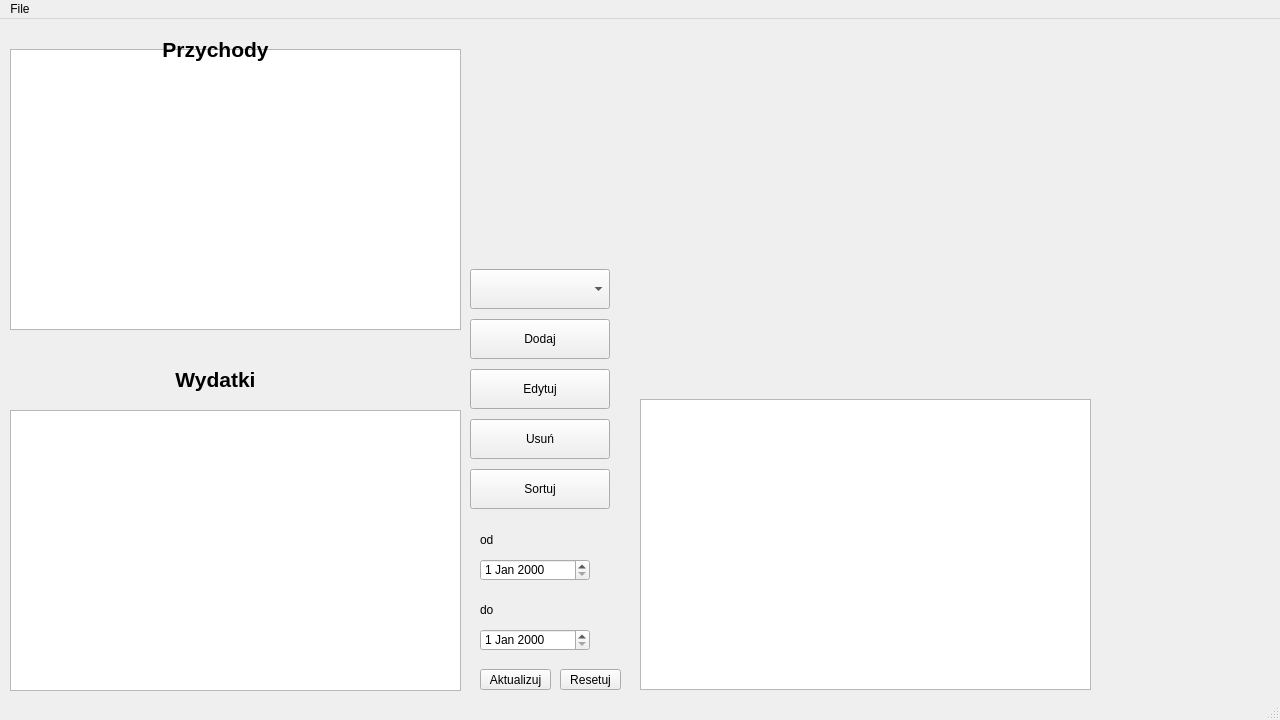
Before: the Qt Designer form src/gui/mygui.ui in kkamczak/Budget_Management, drawn with Qt 5.
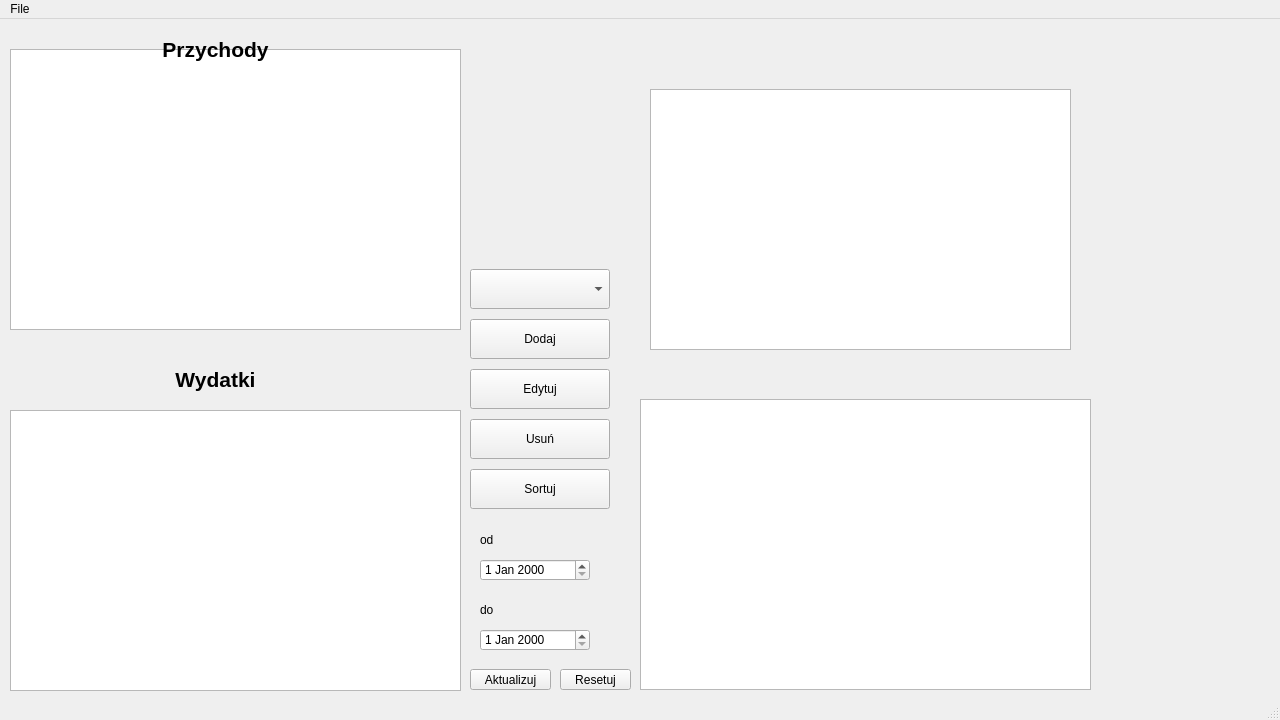
After: the same form once the commit is applied.

Commit message: Update to clean code: -A new frame containing a frame with an expense plot -The arrangement of elements in the main window has been improved -CSS style sheets were used to significantly improve the appearance of the application -The code has been optimized and refactored -

The edit to the form file:
```diff
--- a/src/gui/mygui.ui
+++ b/src/gui/mygui.ui
@@ -135,9 +135,9 @@
    <widget class="QPushButton" name="update_date">
     <property name="geometry">
      <rect>
-      <x>480</x>
+      <x>470</x>
       <y>650</y>
-      <width>71</width>
+      <width>81</width>
       <height>21</height>
      </rect>
     </property>
@@ -160,7 +160,7 @@
      <rect>
       <x>560</x>
       <y>650</y>
-      <width>61</width>
+      <width>71</width>
       <height>21</height>
      </rect>
     </property>
@@ -231,16 +231,15 @@
      </font>
     </property>
    </widget>
-   <widget class="QWidget" name="verticalLayoutWidget">
+   <widget class="QGraphicsView" name="plot_view">
     <property name="geometry">
      <rect>
-      <x>669</x>
-      <y>39</y>
-      <width>401</width>
-      <height>231</height>
+      <x>650</x>
+      <y>70</y>
+      <width>421</width>
+      <height>261</height>
      </rect>
     </property>
-    <layout class="QVBoxLayout" name="plot_layout"/>
    </widget>
   </widget>
   <widget class="QMenuBar" name="menubar">
```
Left out of the diff: 9 changed lines with no effect on the pictures. The commit also changes 8 other files.
